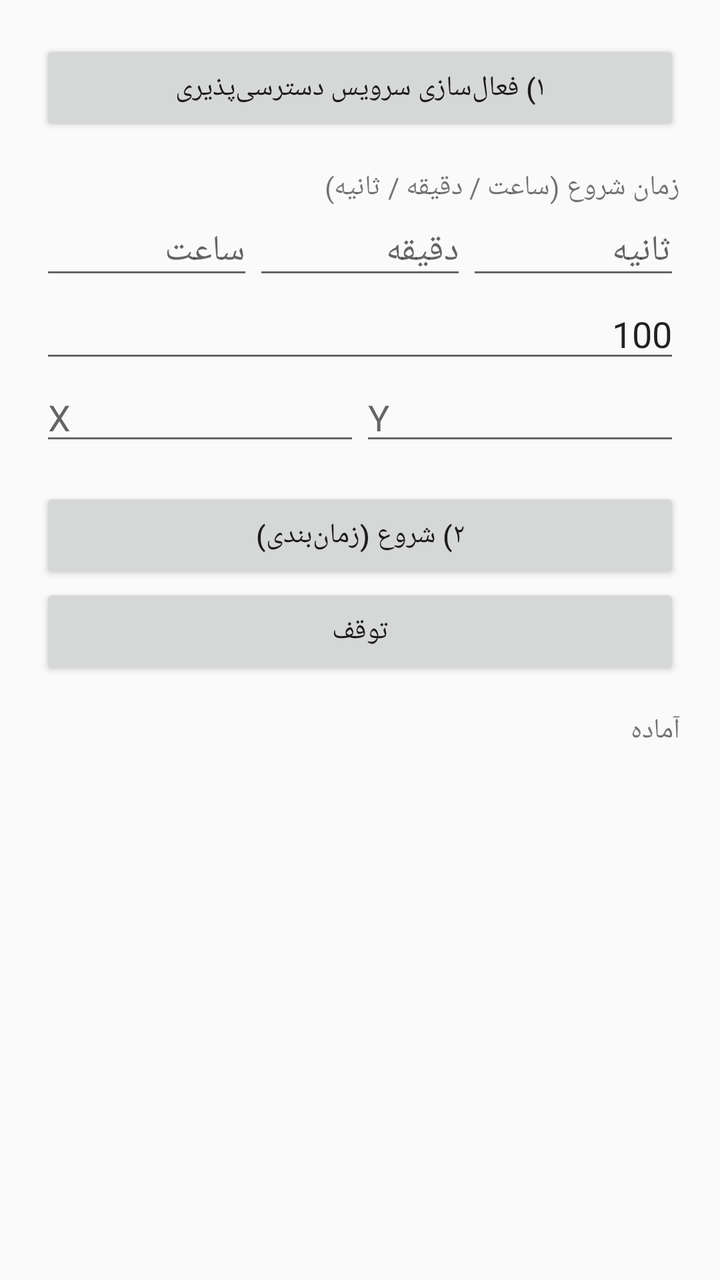
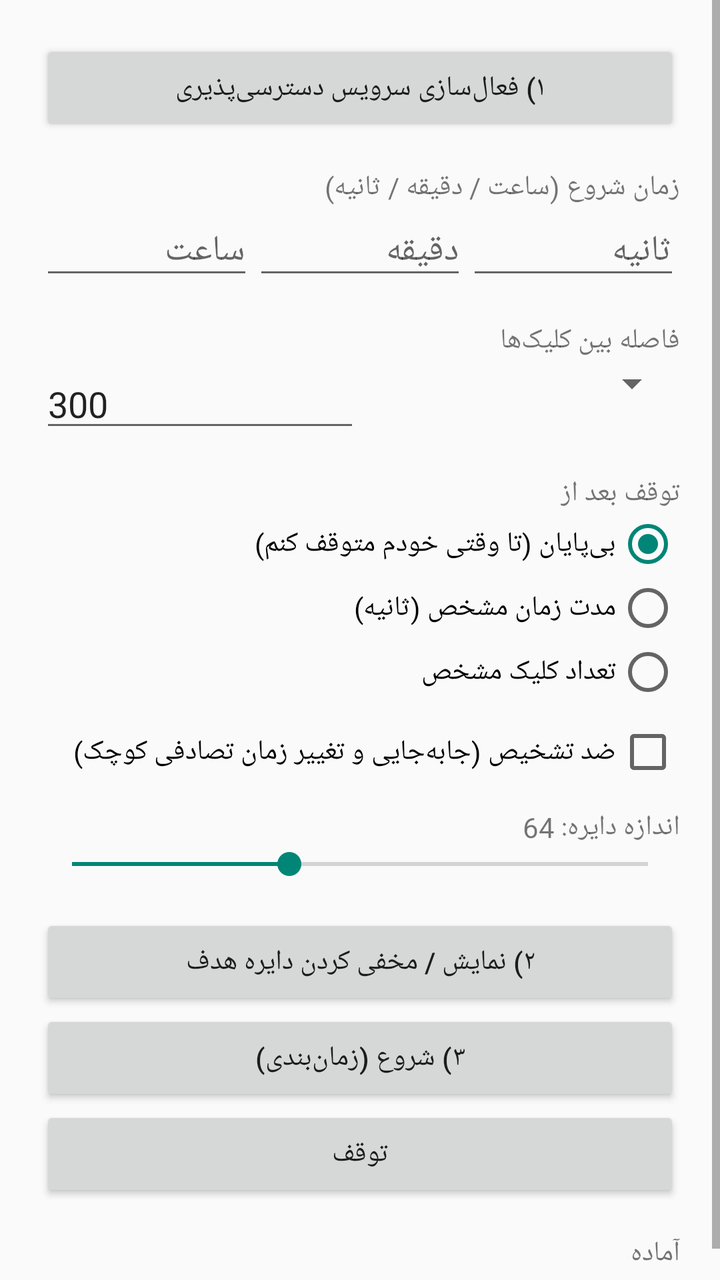

The first picture is an Android layout as it rendered before a commit; the second is the same layout after the commit. The layout source and the unified diff follow.
<!-- AndroidManifest.xml: application theme android:Theme.Material.Light.DarkActionBar -->
<!-- res/layout/activity_main.xml -->
<?xml version="1.0" encoding="utf-8"?>
<ScrollView xmlns:android="http://schemas.android.com/apk/res/android"
    android:layout_width="match_parent" android:layout_height="match_parent">
<LinearLayout
    android:layout_width="match_parent" android:layout_height="wrap_content"
    android:orientation="vertical" android:padding="20dp"
    android:layoutDirection="rtl">

    <Button android:id="@+id/btnAccess" android:layout_width="match_parent"
        android:layout_height="wrap_content" android:text="۱) فعال‌سازی سرویس دسترسی‌پذیری" />

    <TextView android:layout_width="wrap_content" android:layout_height="wrap_content"
        android:layout_marginTop="16dp" android:text="زمان شروع (ساعت / دقیقه / ثانیه)" />
    <LinearLayout android:layout_width="match_parent" android:layout_height="wrap_content"
        android:orientation="horizontal" android:layoutDirection="ltr">
        <EditText android:id="@+id/etHour" android:layout_width="0dp" android:layout_weight="1"
            android:layout_height="wrap_content" android:hint="ساعت" android:inputType="number" />
        <EditText android:id="@+id/etMin" android:layout_width="0dp" android:layout_weight="1"
            android:layout_height="wrap_content" android:hint="دقیقه" android:inputType="number" />
        <EditText android:id="@+id/etSec" android:layout_width="0dp" android:layout_weight="1"
            android:layout_height="wrap_content" android:hint="ثانیه" android:inputType="number" />
    </LinearLayout>

    <EditText android:id="@+id/etInterval" android:layout_width="match_parent"
        android:layout_height="wrap_content" android:hint="فاصله بین کلیک‌ها (میلی‌ثانیه)"
        android:inputType="number" android:text="100" />

    <LinearLayout android:layout_width="match_parent" android:layout_height="wrap_content"
        android:orientation="horizontal" android:layoutDirection="ltr">
        <EditText android:id="@+id/etX" android:layout_width="0dp" android:layout_weight="1"
            android:layout_height="wrap_content" android:hint="X" android:inputType="number" />
        <EditText android:id="@+id/etY" android:layout_width="0dp" android:layout_weight="1"
            android:layout_height="wrap_content" android:hint="Y" android:inputType="number" />
    </LinearLayout>

    <Button android:id="@+id/btnStart" android:layout_width="match_parent"
        android:layout_height="wrap_content" android:layout_marginTop="16dp" android:text="۲) شروع (زمان‌بندی)" />
    <Button android:id="@+id/btnStop" android:layout_width="match_parent"
        android:layout_height="wrap_content" android:text="توقف" />

    <TextView android:id="@+id/tvStatus" android:layout_width="match_parent"
        android:layout_height="wrap_content" android:layout_marginTop="16dp" android:text="آماده" />
</LinearLayout>
</ScrollView>
<!-- resources referenced by this layout -->
<resources>

</resources>

<!-- the commit's change to res/layout/activity_main.xml (unified diff, before → after) -->
@@ -21,20 +21,44 @@
             android:layout_height="wrap_content" android:hint="ثانیه" android:inputType="number" />
     </LinearLayout>
 
-    <EditText android:id="@+id/etInterval" android:layout_width="match_parent"
-        android:layout_height="wrap_content" android:hint="فاصله بین کلیک‌ها (میلی‌ثانیه)"
-        android:inputType="number" android:text="100" />
-
+    <TextView android:layout_width="wrap_content" android:layout_height="wrap_content"
+        android:layout_marginTop="16dp" android:text="فاصله بین کلیک‌ها" />
     <LinearLayout android:layout_width="match_parent" android:layout_height="wrap_content"
         android:orientation="horizontal" android:layoutDirection="ltr">
-        <EditText android:id="@+id/etX" android:layout_width="0dp" android:layout_weight="1"
-            android:layout_height="wrap_content" android:hint="X" android:inputType="number" />
-        <EditText android:id="@+id/etY" android:layout_width="0dp" android:layout_weight="1"
-            android:layout_height="wrap_content" android:hint="Y" android:inputType="number" />
+        <EditText android:id="@+id/etInterval" android:layout_width="0dp" android:layout_weight="1"
+            android:layout_height="wrap_content" android:inputType="numberDecimal" android:text="300" />
+        <Spinner android:id="@+id/spUnit" android:layout_width="0dp" android:layout_weight="1"
+            android:layout_height="wrap_content" />
     </LinearLayout>
 
+    <TextView android:layout_width="wrap_content" android:layout_height="wrap_content"
+        android:layout_marginTop="16dp" android:text="توقف بعد از" />
+    <RadioGroup android:id="@+id/rgStop" android:layout_width="match_parent"
+        android:layout_height="wrap_content" android:orientation="vertical">
+        <RadioButton android:id="@+id/rbForever" android:layout_width="wrap_content"
+            android:layout_height="wrap_content" android:checked="true" android:text="بی‌پایان (تا وقتی خودم متوقف کنم)" />
+        <RadioButton android:id="@+id/rbDuration" android:layout_width="wrap_content"
+            android:layout_height="wrap_content" android:text="مدت زمان مشخص (ثانیه)" />
+        <RadioButton android:id="@+id/rbCount" android:layout_width="wrap_content"
+            android:layout_height="wrap_content" android:text="تعداد کلیک مشخص" />
+    </RadioGroup>
+    <EditText android:id="@+id/etStopValue" android:layout_width="match_parent"
+        android:layout_height="wrap_content" android:inputType="number" android:visibility="gone" />
+
+    <CheckBox android:id="@+id/cbAnti" android:layout_width="wrap_content"
+        android:layout_height="wrap_content" android:layout_marginTop="8dp"
+        android:text="ضد تشخیص (جابه‌جایی و تغییر زمان تصادفی کوچک)" />
+
+    <TextView android:id="@+id/tvSize" android:layout_width="wrap_content"
+        android:layout_height="wrap_content" android:layout_marginTop="12dp" android:text="اندازه دایره: 64" />
+    <SeekBar android:id="@+id/sbSize" android:layout_width="match_parent"
+        android:layout_height="wrap_content" android:max="90" android:progress="34"
+        android:layoutDirection="ltr" />
+
+    <Button android:id="@+id/btnTarget" android:layout_width="match_parent"
+        android:layout_height="wrap_content" android:layout_marginTop="16dp" android:text="۲) نمایش / مخفی کردن دایره هدف" />
     <Button android:id="@+id/btnStart" android:layout_width="match_parent"
-        android:layout_height="wrap_content" android:layout_marginTop="16dp" android:text="۲) شروع (زمان‌بندی)" />
+        android:layout_height="wrap_content" android:text="۳) شروع (زمان‌بندی)" />
     <Button android:id="@+id/btnStop" android:layout_width="match_parent"
         android:layout_height="wrap_content" android:text="توقف" />
 
